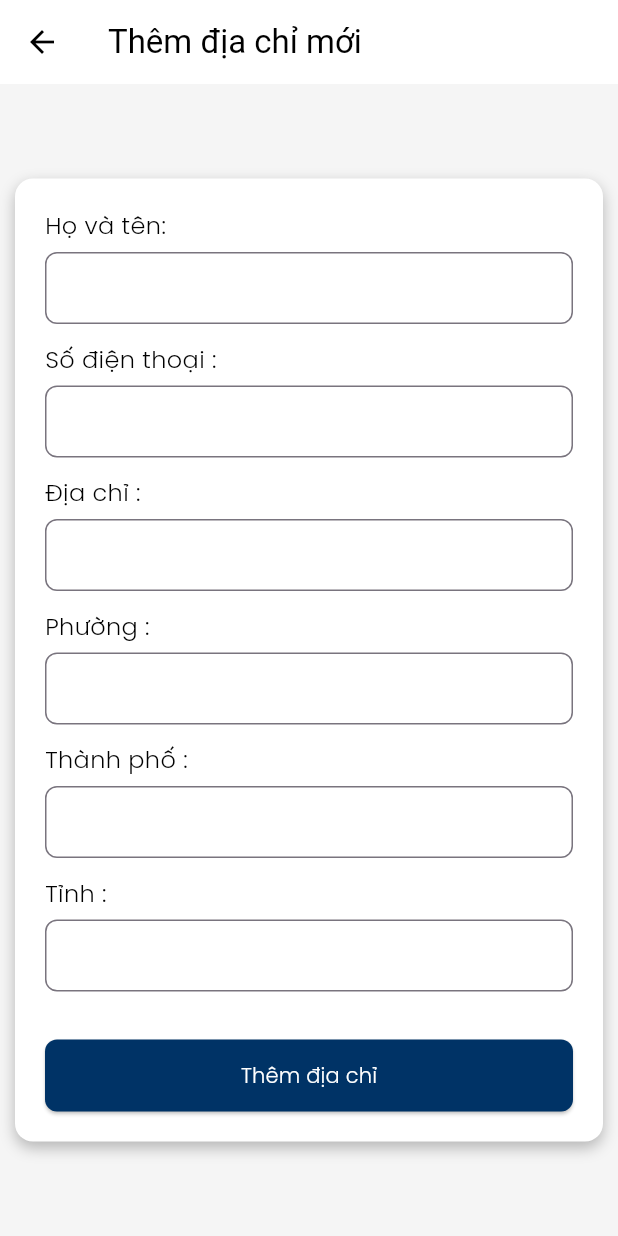
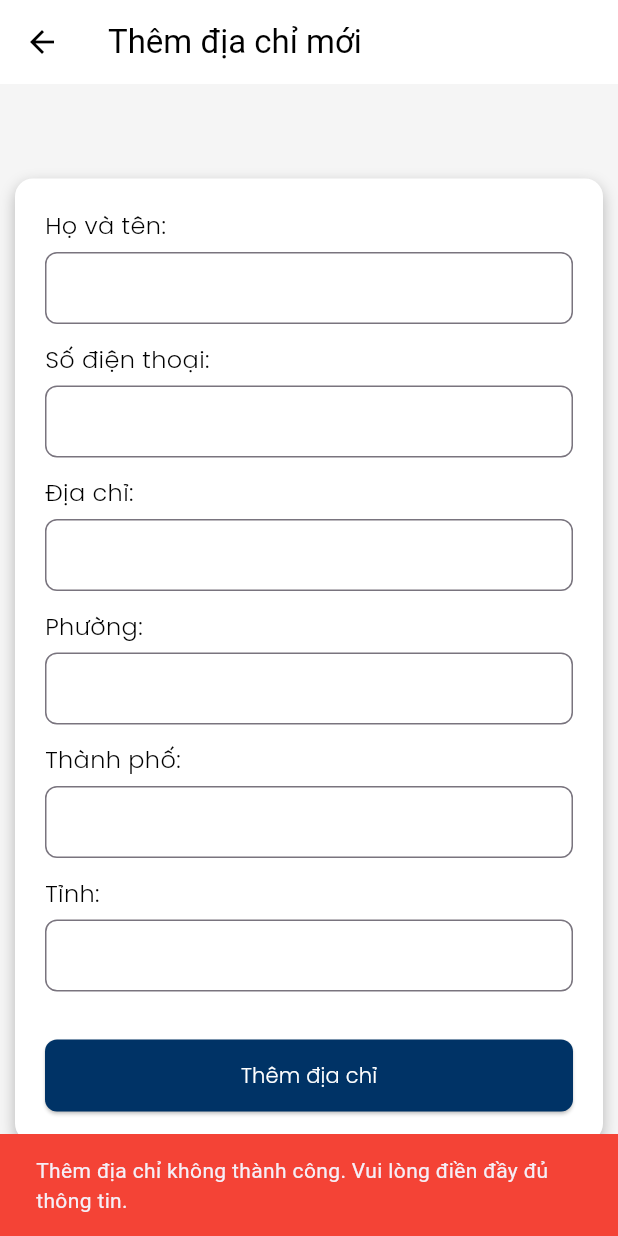
Before and after one commit to adohong4/Mobile-Ecommerce, a Flutter app: the AddAddressPage screen opened directly, after a tap on "Thêm địa chỉ", on a phone screen of 412 x 824 dp. Run offline on Flutter 3.47's test engine with Material 3 defaults, Android fonts, the phone set to English and light mode, and no system bars; our stand-ins replace font_awesome_flutter.

Commit message:
Fix thông báo trang thêm địa chỉ

```diff
--- a/mobile_app/lib/pages/AddAddressPage.dart
+++ b/mobile_app/lib/pages/AddAddressPage.dart
@@ -1,7 +1,54 @@
 import 'package:flutter/material.dart';
 
-class AddAddressPage extends StatelessWidget {
+class AddAddressPage extends StatefulWidget {
   const AddAddressPage({super.key});
+
+  @override
+  State<AddAddressPage> createState() => _AddAddressPageState();
+}
+
+class _AddAddressPageState extends State<AddAddressPage> {
+  final _nameController = TextEditingController();
+  final _phoneController = TextEditingController();
+  final _addressController = TextEditingController();
+  final _wardController = TextEditingController();
+  final _cityController = TextEditingController();
+  final _provinceController = TextEditingController();
+
+  @override
+  void dispose() {
+    // Giải phóng bộ nhớ khi widget bị huỷ
+    _nameController.dispose();
+    _phoneController.dispose();
+    _addressController.dispose();
+    _wardController.dispose();
+    _cityController.dispose();
+    _provinceController.dispose();
+    super.dispose();
+  }
+
+  void _submitAddress() {
+    if (_nameController.text.isEmpty ||
+        _phoneController.text.isEmpty ||
+        _addressController.text.isEmpty ||
+        _wardController.text.isEmpty ||
+        _cityController.text.isEmpty ||
+        _provinceController.text.isEmpty) {
+      ScaffoldMessenger.of(context).showSnackBar(
+        const SnackBar(
+          content: Text('Thêm địa chỉ không thành công. Vui lòng điền đầy đủ thông tin.'),
+          backgroundColor: Colors.red,
+        ),
+      );
+    } else {
+      ScaffoldMessenger.of(context).showSnackBar(
+        const SnackBar(
+          content: Text('Thêm địa chỉ thành công'),
+          backgroundColor: Colors.green,
+        ),
+      );
+    }
+  }
 
   @override
   Widget build(BuildContext context) {
@@ -39,25 +86,25 @@ class AddAddressPage extends StatelessWidget {
             child: Column(
               mainAxisSize: MainAxisSize.min,
               children: [
-                _buildTextField(label: 'Họ và tên:', decoration: inputDecoration),
-                _buildTextField(label: 'Số điện thoại :', decoration: inputDecoration),
-                _buildTextField(label: 'Địa chỉ :', decoration: inputDecoration),
-                _buildTextField(label: 'Phường :', decoration: inputDecoration),
-                _buildTextField(label: 'Thành phố :', decoration: inputDecoration),
-                _buildTextField(label: 'Tỉnh :', decoration: inputDecoration),
+                _buildTextField(label: 'Họ và tên:', controller: _nameController, decoration: inputDecoration),
+                _buildTextField(label: 'Số điện thoại:', controller: _phoneController, decoration: inputDecoration),
+                _buildTextField(label: 'Địa chỉ:', controller: _addressController, decoration: inputDecoration),
+                _buildTextField(label: 'Phường:', controller: _wardController, decoration: inputDecoration),
+                _buildTextField(label: 'Thành phố:', controller: _cityController, decoration: inputDecoration),
+                _buildTextField(label: 'Tỉnh:', controller: _provinceController, decoration: inputDecoration),
                 const SizedBox(height: 20),
                 SizedBox(
                   width: double.infinity,
                   child: ElevatedButton(
-                    onPressed: () {},
+                    onPressed: _submitAddress,
                     style: ElevatedButton.styleFrom(
-                      backgroundColor: const Color(0xFF003366), // Dark blue
+                      backgroundColor: const Color(0xFF003366),
                       shape: RoundedRectangleBorder(
                         borderRadius: BorderRadius.circular(8),
                       ),
                       padding: const EdgeInsets.symmetric(vertical: 14),
                     ),
-                    child: const Text('Thêm địa chỉ',  style: TextStyle(color: Colors.white,fontFamily: 'Poppins')),
+                    child: const Text('Thêm địa chỉ', style: TextStyle(color: Colors.white, fontFamily: 'Poppins')),
                   ),
                 ),
               ],
@@ -69,15 +116,18 @@ class AddAddressPage extends StatelessWidget {
     );
   }
 
-  Widget _buildTextField({required String label, required InputDecoration decoration}) {
+  Widget _buildTextField({required String label, required TextEditingController controller, required InputDecoration decoration}) {
     return Padding(
       padding: const EdgeInsets.only(bottom: 12),
       child: Column(
         crossAxisAlignment: CrossAxisAlignment.start,
         children: [
-          Text(label, style: const TextStyle(fontSize: 16,fontFamily: 'Poppins'),),
+          Text(label, style: const TextStyle(fontSize: 16, fontFamily: 'Poppins')),
           const SizedBox(height: 6),
-          TextField(decoration: decoration),
+          TextField(
+            controller: controller,
+            decoration: decoration,
+          ),
         ],
       ),
     );
```
